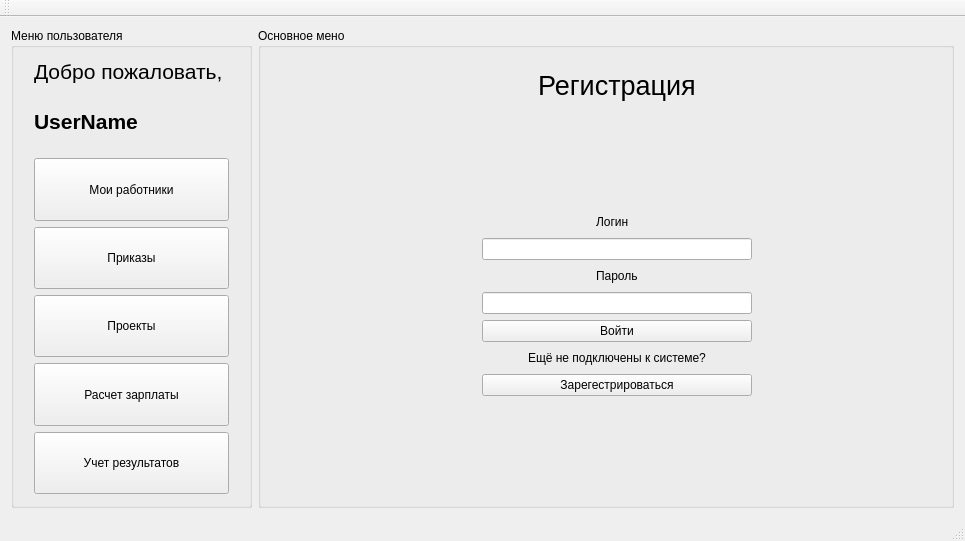
The window that salary/salary.ui (a-mihaylov/salary) describes before a commit, drawn with Qt 5.
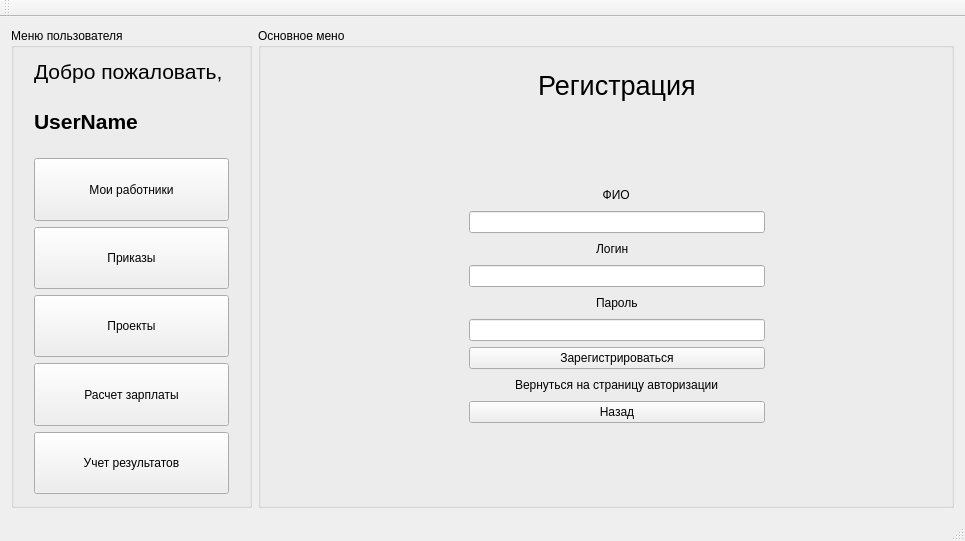
The same window after the commit. The open tabs and pages were chosen to show the change.

Commit message: Добавлено поле ввода ФИО

What changed in the file:
```diff
--- a/salary/salary.ui
+++ b/salary/salary.ui
@@ -267,43 +267,34 @@
              <item row="1" column="1">
               <layout class="QGridLayout" name="gridLayout_5">
                <item row="0" column="2">
+                <widget class="QLabel" name="label">
+                 <property name="text">
+                  <string>  ФИО</string>
+                 </property>
+                </widget>
+               </item>
+               <item row="2" column="3">
+                <spacer name="horizontalSpacer_18">
+                 <property name="orientation">
+                  <enum>Qt::Horizontal</enum>
+                 </property>
+                 <property name="sizeHint" stdset="0">
+                  <size>
+                   <width>40</width>
+                   <height>20</height>
+                  </size>
+                 </property>
+                </spacer>
+               </item>
+               <item row="2" column="2">
                 <widget class="QLabel" name="label_10">
                  <property name="text">
                   <string>Логин</string>
                  </property>
                 </widget>
                </item>
-               <item row="0" column="3">
-                <spacer name="horizontalSpacer_18">
-                 <property name="orientation">
-                  <enum>Qt::Horizontal</enum>
-                 </property>
-                 <property name="sizeHint" stdset="0">
-                  <size>
-                   <width>40</width>
-                   <height>20</height>
-                  </size>
-                 </property>
-                </spacer>
-               </item>
-               <item row="0" column="1">
-                <spacer name="horizontalSpacer_17">
-                 <property name="orientation">
-                  <enum>Qt::Horizontal</enum>
-                 </property>
-                 <property name="sizeHint" stdset="0">
-                  <size>
-                   <width>40</width>
-                   <height>20</height>
-                  </size>
-                 </property>
-                </spacer>
-               </item>
-               <item row="1" column="0" colspan="5">
-                <widget class="QLineEdit" name="enter_login_2"/>
-               </item>
                <item row="2" column="1">
-                <spacer name="horizontalSpacer_19">
+                <spacer name="horizontalSpacer_17">
                  <property name="orientation">
                   <enum>Qt::Horizontal</enum>
                  </property>
@@ -316,33 +307,9 @@
                 </spacer>
                </item>
                <item row="3" column="0" colspan="5">
-                <widget class="QLineEdit" name="enter_password_2">
-                 <property name="echoMode">
-                  <enum>QLineEdit::Password</enum>
-                 </property>
-                </widget>
+                <widget class="QLineEdit" name="registration_login"/>
                </item>
-               <item row="4" column="0" colspan="5">
-                <widget class="QPushButton" name="enter_enter_2">
-                 <property name="text">
-                  <string>Войти</string>
-                 </property>
-                </widget>
-               </item>
-               <item row="2" column="3">
-                <spacer name="horizontalSpacer_20">
-                 <property name="orientation">
-                  <enum>Qt::Horizontal</enum>
-                 </property>
-                 <property name="sizeHint" stdset="0">
-                  <size>
-                   <width>40</width>
-                   <height>20</height>
-                  </size>
-                 </property>
-                </spacer>
-               </item>
-               <item row="5" column="0">
+               <item row="7" column="0">
                 <spacer name="horizontalSpacer_21">
                  <property name="orientation">
                   <enum>Qt::Horizontal</enum>
@@ -355,28 +322,61 @@
                  </property>
                 </spacer>
                </item>
-               <item row="2" column="2">
+               <item row="4" column="2">
                 <widget class="QLabel" name="label_11">
                  <property name="text">
                   <string>Пароль</string>
                  </property>
                 </widget>
                </item>
-               <item row="5" column="1" colspan="3">
-                <widget class="QLabel" name="label_12">
-                 <property name="text">
-                  <string>Ещё не подключены к системе?</string>
+               <item row="5" column="0" colspan="5">
+                <widget class="QLineEdit" name="registration_password">
+                 <property name="echoMode">
+                  <enum>QLineEdit::Password</enum>
                  </property>
                 </widget>
                </item>
+               <item row="4" column="1">
+                <spacer name="horizontalSpacer_19">
+                 <property name="orientation">
+                  <enum>Qt::Horizontal</enum>
+                 </property>
+                 <property name="sizeHint" stdset="0">
+                  <size>
+                   <width>40</width>
+                   <height>20</height>
+                  </size>
+                 </property>
+                </spacer>
+               </item>
                <item row="6" column="0" colspan="5">
                 <widget class="QPushButton" name="enter_registration_2">
                  <property name="text">
-                  <string>Зарегестрироваться</string>
+                  <string>Зарегистрироваться</string>
                  </property>
                 </widget>
                </item>
-               <item row="5" column="4">
+               <item row="4" column="3">
+                <spacer name="horizontalSpacer_20">
+                 <property name="orientation">
+                  <enum>Qt::Horizontal</enum>
+                 </property>
+                 <property name="sizeHint" stdset="0">
+                  <size>
+                   <width>40</width>
+                   <height>20</height>
+                  </size>
+                 </property>
+                </spacer>
+               </item>
+               <item row="8" column="0" colspan="5">
+                <widget class="QPushButton" name="registration_back">
+                 <property name="text">
+                  <string>Назад</string>
+                 </property>
+                </widget>
+               </item>
+               <item row="7" column="4">
                 <spacer name="horizontalSpacer_22">
                  <property name="orientation">
                   <enum>Qt::Horizontal</enum>
@@ -389,6 +389,42 @@
                  </property>
                 </spacer>
                </item>
+               <item row="7" column="1" colspan="3">
+                <widget class="QLabel" name="label_12">
+                 <property name="text">
+                  <string>Вернуться на страницу авторизации</string>
+                 </property>
+                </widget>
+               </item>
+               <item row="1" column="0" colspan="5">
+                <widget class="QLineEdit" name="registration_fio"/>
+               </item>
+               <item row="0" column="1">
+                <spacer name="horizontalSpacer_31">
+                 <property name="orientation">
+                  <enum>Qt::Horizontal</enum>
+                 </property>
+                 <property name="sizeHint" stdset="0">
+                  <size>
+                   <width>40</width>
+                   <height>20</height>
+                  </size>
+                 </property>
+                </spacer>
+               </item>
+               <item row="0" column="3">
+                <spacer name="horizontalSpacer_32">
+                 <property name="orientation">
+                  <enum>Qt::Horizontal</enum>
+                 </property>
+                 <property name="sizeHint" stdset="0">
+                  <size>
+                   <width>40</width>
+                   <height>20</height>
+                  </size>
+                 </property>
+                </spacer>
+               </item>
               </layout>
              </item>
              <item row="1" column="2">
```
Left out of the diff: 4 changed lines with no effect on the pictures.
